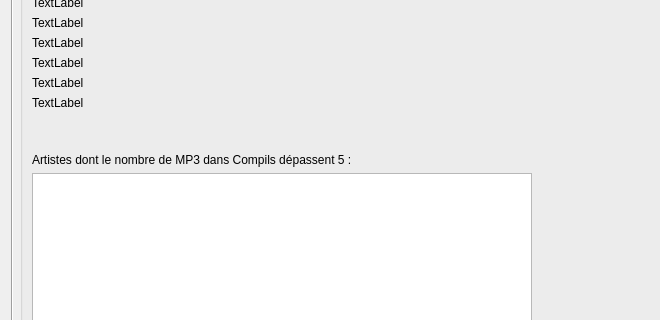
Old version of the form projet-musique/core/ongletstats.ui in the repository toopoormaghell/projet-musique; both pictures show x 0 to 660 and y 144 to 464 of the 1073 by 684 pixel window.
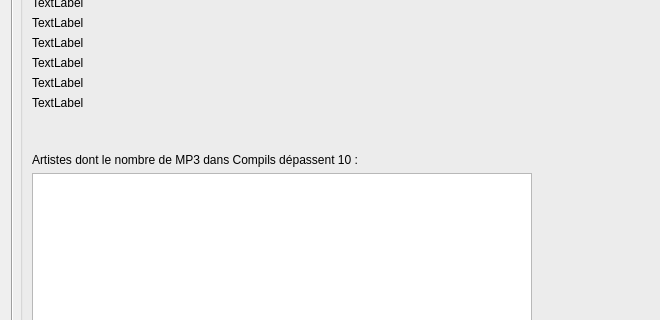
New version of the form.

Commit message:
BDDTitre : Simplication dans la BDD puis dans l'objet: enlèvement de l'artiste et de l'album.
BDDVerification : commencement du changement categorie et du support

Stats: La catégorie compil peut comprendre jusqu'à 10 titres mp3 et rester en compil.

BDDgestion MP3 et Phys :
Prise en compte d'un titre Compil, qui passe en Artiste "Artiste Divers"

BDDGestion MP3 : Le chemin pour New Age n'est plus Era mais New Age

Diff of the .ui file:
```diff
--- a/projet-musique/core/ongletstats.ui
+++ b/projet-musique/core/ongletstats.ui
@@ -206,7 +206,7 @@
            </size>
           </property>
           <property name="text">
-           <string>Artistes dont le nombre de MP3 dans Compils dépassent 5 :</string>
+           <string>Artistes dont le nombre de MP3 dans Compils dépassent 10 :</string>
           </property>
          </widget>
         </item>
```
The commit also changes 18 other files.
